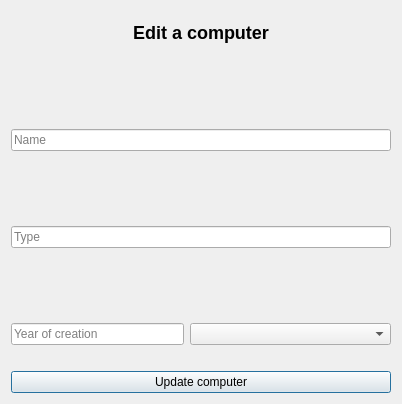
The window that Gui-Vln-2016/editcomputer.ui (ivark16/Vln-2016) describes before a commit, drawn with Qt 5.
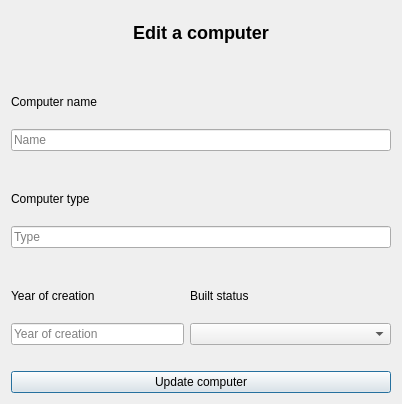
The same window after the commit. Icons and pictures are not drawn.

Diff of the .ui file:
```diff
--- a/Gui-Vln-2016/editcomputer.ui
+++ b/Gui-Vln-2016/editcomputer.ui
@@ -41,7 +41,7 @@
    <item>
     <widget class="QLabel" name="nameLabel">
      <property name="text">
-      <string/>
+      <string>Computer name</string>
      </property>
     </widget>
    </item>
@@ -71,7 +71,7 @@
    <item>
     <widget class="QLabel" name="typeLabel">
      <property name="text">
-      <string/>
+      <string>Computer type</string>
      </property>
     </widget>
    </item>
@@ -100,7 +100,7 @@
      <item>
       <widget class="QLabel" name="YearOfCreationLabel">
        <property name="text">
-        <string/>
+        <string>Year of creation</string>
        </property>
       </widget>
      </item>
@@ -113,7 +113,7 @@
         </size>
        </property>
        <property name="text">
-        <string/>
+        <string>Built status</string>
        </property>
       </widget>
      </item>
```
